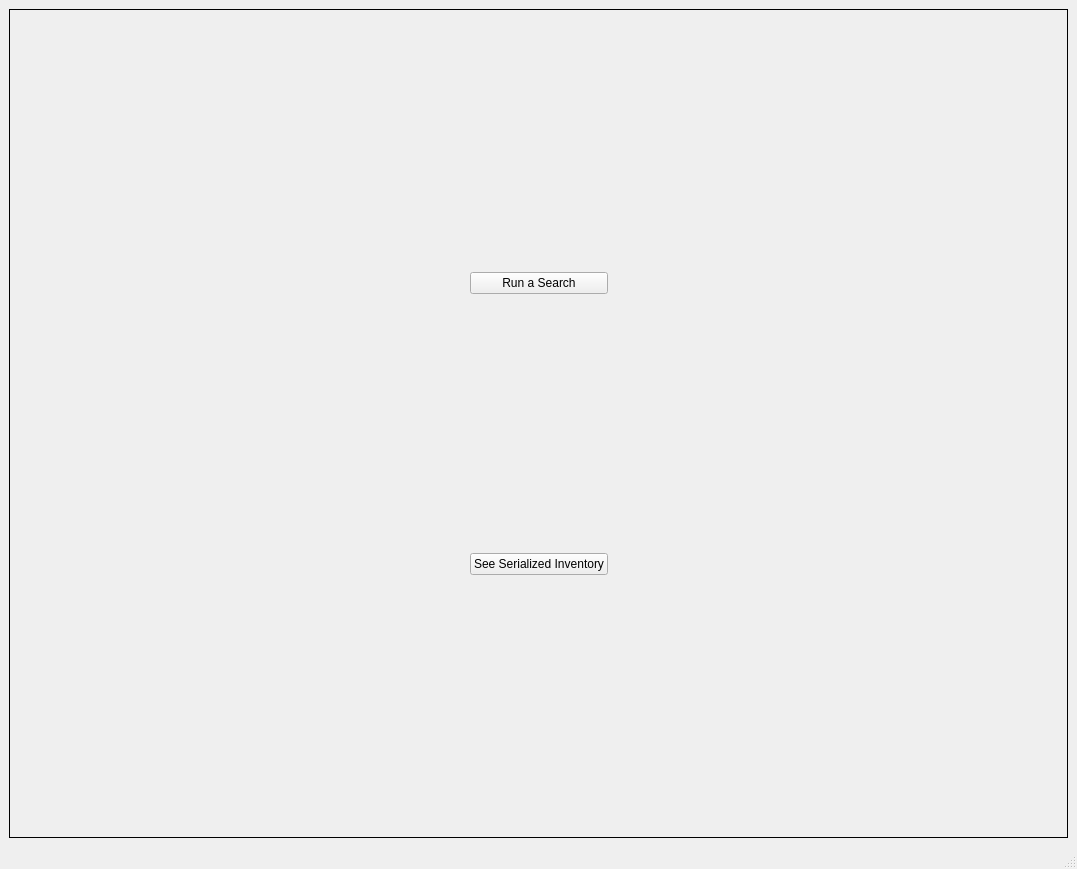
This is src/screens/ui_files/main_window.ui in cplant1776/JMM-DB-Viewer as Qt 5 draws it before an edit. The edited form follows.
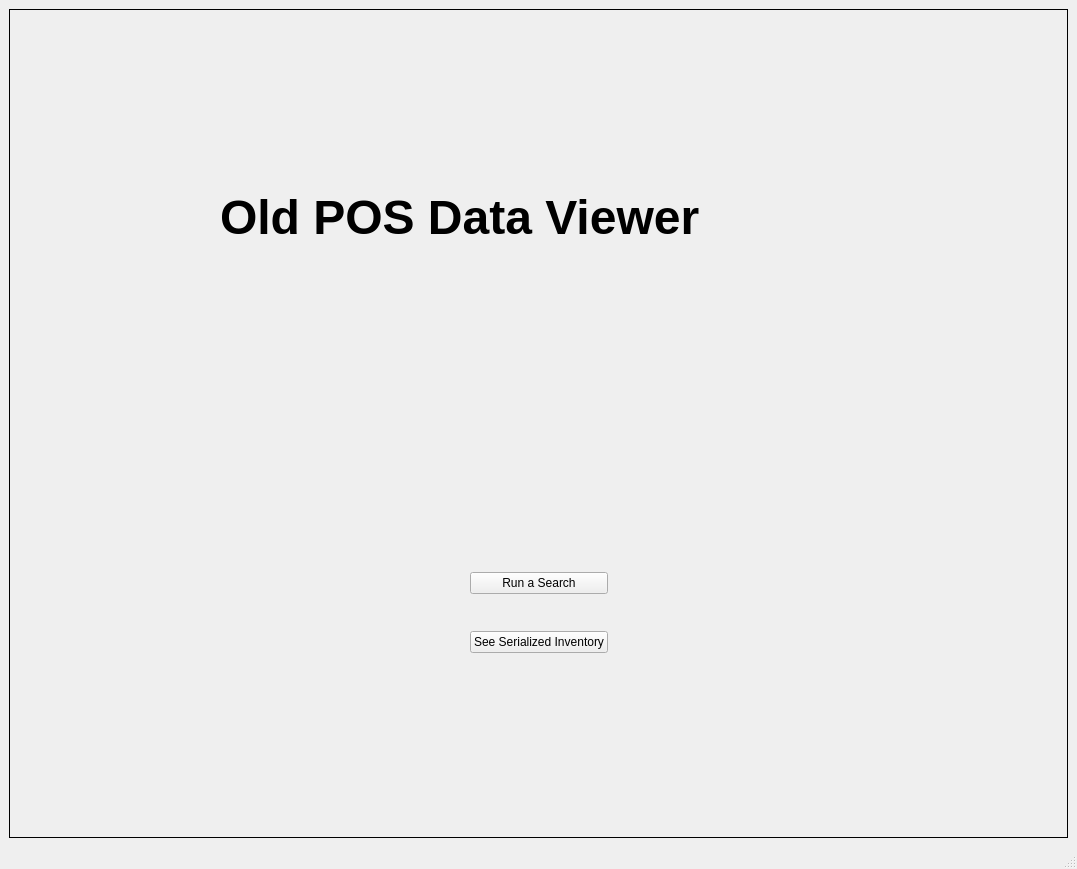
This is the edited form.

The edit to the form file:
```diff
--- a/src/screens/ui_files/main_window.ui
+++ b/src/screens/ui_files/main_window.ui
@@ -21,10 +21,54 @@
        <enum>QFrame::Box</enum>
       </property>
       <widget class="QWidget" name="start_page">
-       <layout class="QGridLayout" name="gridLayout_4">
+       <layout class="QGridLayout" name="gridLayout">
         <item row="0" column="0">
-         <layout class="QGridLayout" name="gridLayout">
-          <item row="0" column="1">
+         <spacer name="horizontalSpacer_31">
+          <property name="orientation">
+           <enum>Qt::Horizontal</enum>
+          </property>
+          <property name="sizeHint" stdset="0">
+           <size>
+            <width>174</width>
+            <height>20</height>
+           </size>
+          </property>
+         </spacer>
+        </item>
+        <item row="0" column="1" colspan="3">
+         <layout class="QVBoxLayout" name="verticalLayout_18" stretch="1,100">
+          <item>
+           <spacer name="verticalSpacer_17">
+            <property name="orientation">
+             <enum>Qt::Vertical</enum>
+            </property>
+            <property name="sizeHint" stdset="0">
+             <size>
+              <width>20</width>
+              <height>40</height>
+             </size>
+            </property>
+           </spacer>
+          </item>
+          <item>
+           <widget class="QLabel" name="label_17">
+            <property name="font">
+             <font>
+              <pointsize>36</pointsize>
+              <weight>75</weight>
+              <bold>true</bold>
+             </font>
+            </property>
+            <property name="text">
+             <string>Old POS Data Viewer</string>
+            </property>
+           </widget>
+          </item>
+         </layout>
+        </item>
+        <item row="1" column="2">
+         <layout class="QVBoxLayout" name="verticalLayout_16" stretch="10,10,2,10,10">
+          <item>
            <spacer name="verticalSpacer_2">
             <property name="orientation">
              <enum>Qt::Vertical</enum>
@@ -37,27 +81,14 @@
             </property>
            </spacer>
           </item>
-          <item row="1" column="1">
+          <item>
            <widget class="QPushButton" name="search_btn">
             <property name="text">
              <string>Run a Search</string>
             </property>
            </widget>
           </item>
-          <item row="2" column="0">
-           <spacer name="horizontalSpacer">
-            <property name="orientation">
-             <enum>Qt::Horizontal</enum>
-            </property>
-            <property name="sizeHint" stdset="0">
-             <size>
-              <width>40</width>
-              <height>20</height>
-             </size>
-            </property>
-           </spacer>
-          </item>
-          <item row="2" column="1">
+          <item>
            <spacer name="verticalSpacer">
             <property name="orientation">
              <enum>Qt::Vertical</enum>
@@ -70,27 +101,14 @@
             </property>
            </spacer>
           </item>
-          <item row="2" column="2">
-           <spacer name="horizontalSpacer_2">
-            <property name="orientation">
-             <enum>Qt::Horizontal</enum>
-            </property>
-            <property name="sizeHint" stdset="0">
-             <size>
-              <width>40</width>
-              <height>20</height>
-             </size>
-            </property>
-           </spacer>
-          </item>
-          <item row="3" column="1">
+          <item>
            <widget class="QPushButton" name="serialized_btn">
             <property name="text">
              <string>See Serialized Inventory</string>
             </property>
            </widget>
           </item>
-          <item row="4" column="1">
+          <item>
            <spacer name="verticalSpacer_3">
             <property name="orientation">
              <enum>Qt::Vertical</enum>
@@ -105,6 +123,45 @@
           </item>
          </layout>
         </item>
+        <item row="1" column="3">
+         <spacer name="horizontalSpacer_2">
+          <property name="orientation">
+           <enum>Qt::Horizontal</enum>
+          </property>
+          <property name="sizeHint" stdset="0">
+           <size>
+            <width>243</width>
+            <height>20</height>
+           </size>
+          </property>
+         </spacer>
+        </item>
+        <item row="2" column="1">
+         <spacer name="horizontalSpacer">
+          <property name="orientation">
+           <enum>Qt::Horizontal</enum>
+          </property>
+          <property name="sizeHint" stdset="0">
+           <size>
+            <width>244</width>
+            <height>20</height>
+           </size>
+          </property>
+         </spacer>
+        </item>
+        <item row="0" column="4">
+         <spacer name="horizontalSpacer_30">
+          <property name="orientation">
+           <enum>Qt::Horizontal</enum>
+          </property>
+          <property name="sizeHint" stdset="0">
+           <size>
+            <width>174</width>
+            <height>20</height>
+           </size>
+          </property>
+         </spacer>
+        </item>
        </layout>
       </widget>
       <widget class="QWidget" name="search_result_page">
```
Left out of the diff: 30 changed lines with no effect on the pictures.
